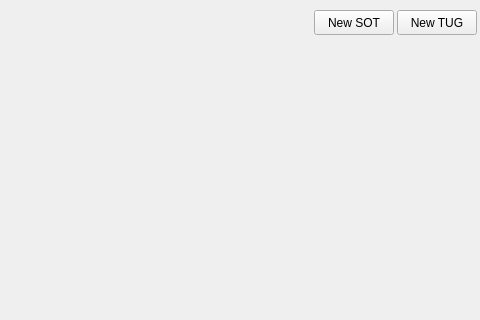
Before: the Qt Designer form Software/FullAxis/src/main/python/lib/basic_profile.ui in Debaq/Fullaxis, drawn with Qt 5; both pictures show x 269 to 749 and y 0 to 320 of the 749 by 603 pixel window.
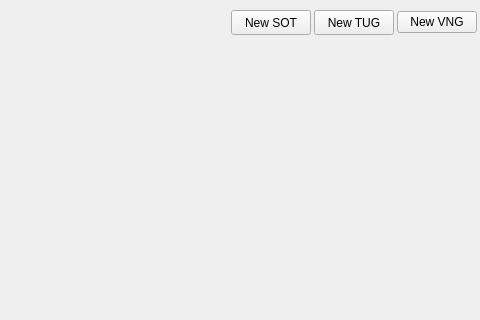
After: the same form once the commit is applied. The open tabs and pages were chosen to show the change.

What changed in the file:
```diff
--- a/Software/FullAxis/src/main/python/lib/basic_profile.ui
+++ b/Software/FullAxis/src/main/python/lib/basic_profile.ui
@@ -449,6 +449,13 @@
               </property>
              </widget>
             </item>
+            <item>
+             <widget class="QPushButton" name="btn_new_vng">
+              <property name="text">
+               <string>New VNG</string>
+              </property>
+             </widget>
+            </item>
            </layout>
           </widget>
          </item>
```
